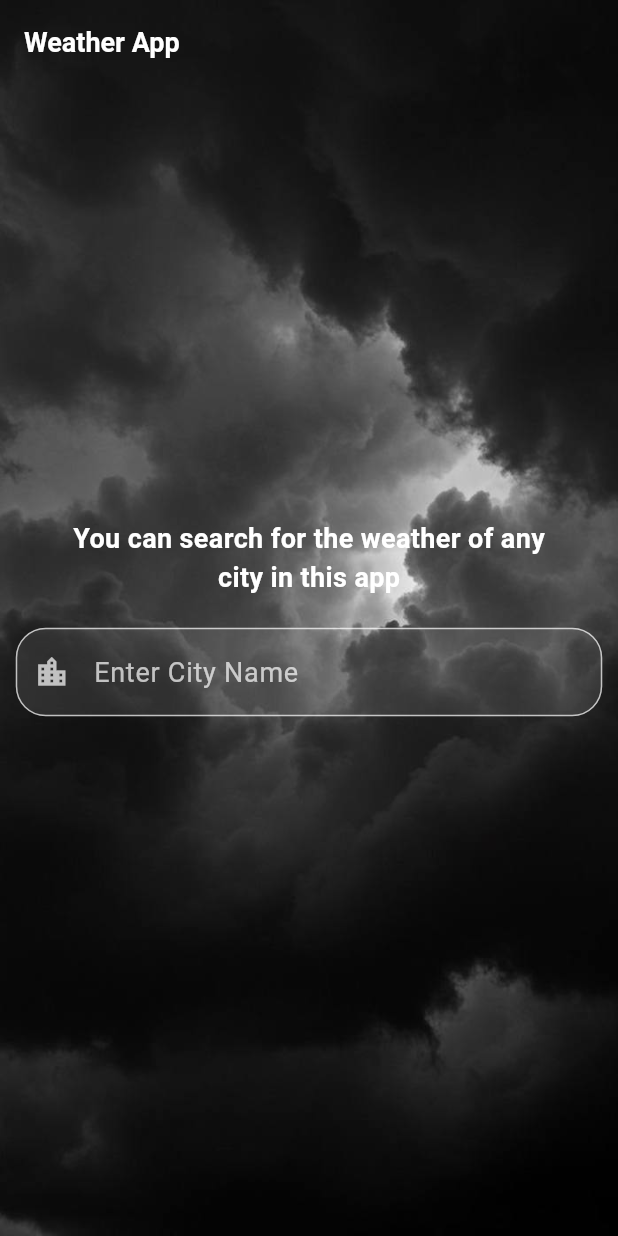
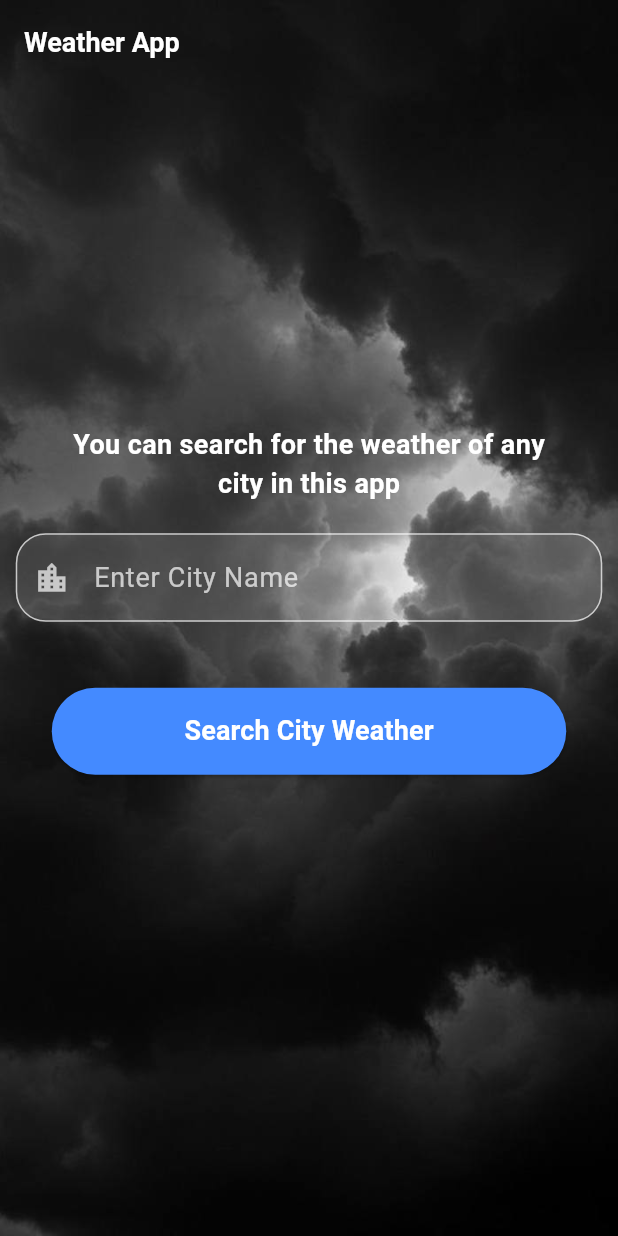
Before and after one commit to e1mirbek/weatherApp, a Flutter app: the screen it shows after launch, on a phone screen of 412 x 824 dp. Run offline on Flutter 3.47's test engine with Material 3 defaults, Android fonts, the phone set to English and light mode, and no system bars.

Commit message:
feat: add state variables for city search and weather data

```diff
--- a/lib/pages/weather_page.dart
+++ b/lib/pages/weather_page.dart
@@ -10,6 +10,11 @@ class WeatherPage extends StatefulWidget {
 }
 
 class _WeatherPageState extends State<WeatherPage> {
+  String cityName = '';
+  String weatherDescription = '';
+  double temprature = 0.0;
+  bool isLoading = false;
+
   @override
   Widget build(BuildContext context) {
     return Scaffold(
@@ -95,6 +100,36 @@ class _WeatherPageState extends State<WeatherPage> {
                     ),
                   ),
                 ),
+                const SizedBox(height: 20.0),
+                Align(
+                  alignment: Alignment.bottomCenter,
+                  child: Padding(
+                    padding: EdgeInsets.all(24.0),
+                    child: SizedBox(
+                      width: double.infinity,
+                      child: ElevatedButton(
+                        style: ElevatedButton.styleFrom(
+                          padding: EdgeInsets.symmetric(vertical: 16.0),
+                          backgroundColor: Colors.blueAccent,
+                          shape: RoundedRectangleBorder(
+                            borderRadius: BorderRadiusGeometry.circular(30.0),
+                          ),
+                        ),
+                        onPressed: () {
+                          log("Search button pressed");
+                        },
+                        child: const Text(
+                          "Search City Weather",
+                          style: TextStyle(
+                            color: Colors.white,
+                            fontSize: 18,
+                            fontWeight: FontWeight.w700,
+                          ),
+                        ),
+                      ),
+                    ),
+                  ),
+                ),
               ],
             ),
           ),
```
